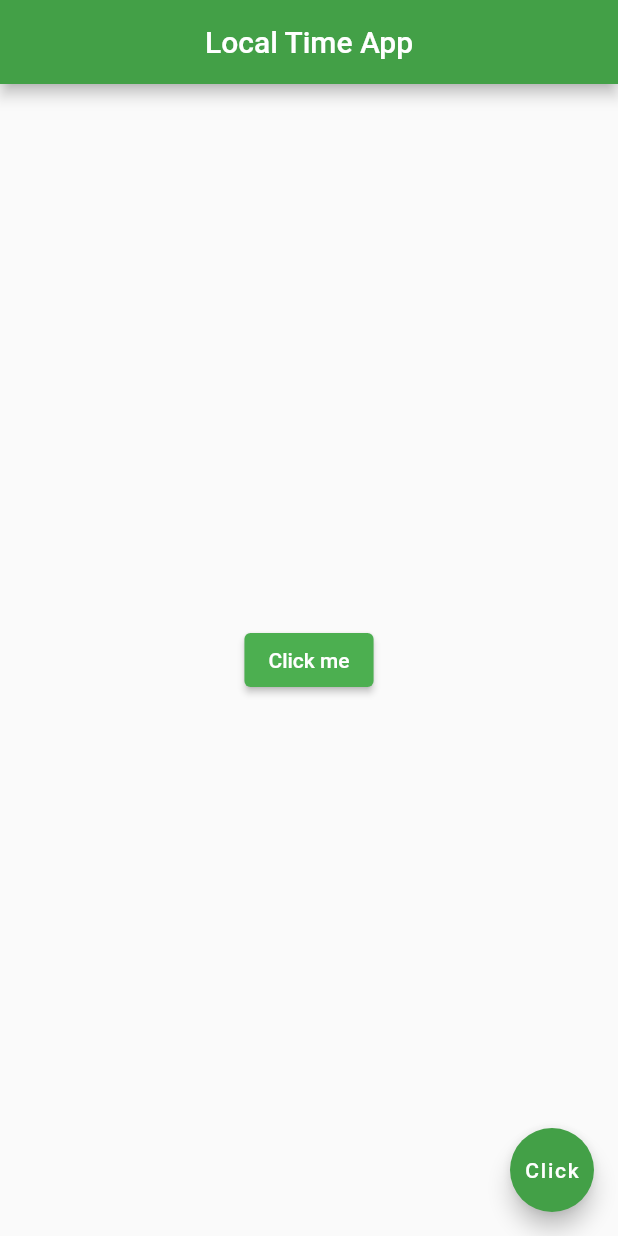
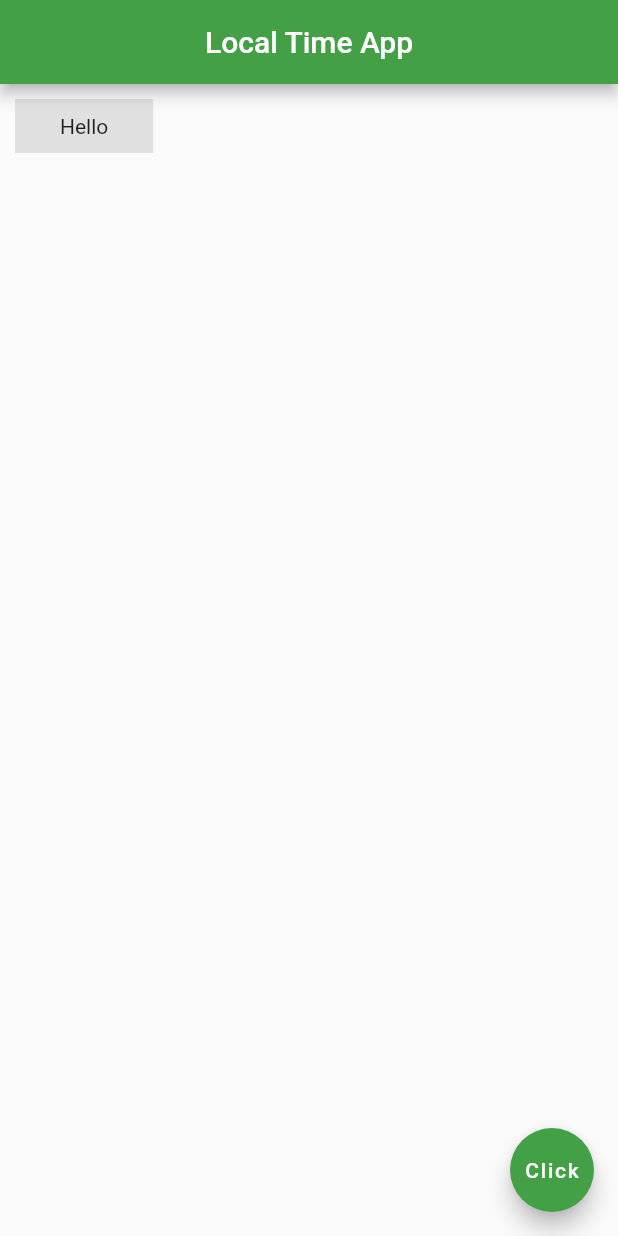
Before and after one commit to martin-ngigi/Local_Time, a Flutter app: the screen it shows after launch, on a phone screen of 412 x 824 dp. Run offline on Flutter 3.47's test engine with Material 2 defaults, Android fonts, the light colour scheme and no system bars.

Commit message:
Containers, Padding and Margin

```diff
--- a/lib/main.dart
+++ b/lib/main.dart
@@ -22,25 +22,22 @@ class Home extends StatelessWidget {
         backgroundColor: Colors.green[600],
         centerTitle: true,
       ),
-      body: Center(
-        /**
-        child: Icon(
-          Icons.airport_shuttle,
-          color: Colors.green[700],
-          size: 70.0,
-        ),
-         **/
-        child: ElevatedButton( //or TextButton, OutlinedButton
-          style: ElevatedButton.styleFrom(
-            primary: Colors.green, // background
-            onPrimary: Colors.white, // foreground
-          ),
-          onPressed: () { print("You clicked me"); },
-          child: Text('Click me'),
-          // child: Icon(Icons.mail),
-          )
 
+      /**
+      body: Padding(
+        padding: EdgeInsets.symmetric(vertical: 10, horizontal: 30),
+        child: Text("Hello"),
       ),
+       **/
+
+      body: Container(
+        padding: EdgeInsets.symmetric(vertical: 10, horizontal: 30),
+        margin: EdgeInsets.all(10.0),
+        color: Colors.grey[300],
+        child: Text("Hello"),
+      ),
+
+
       floatingActionButton: FloatingActionButton(
         onPressed: () {  },
         child: Text("Click"),
```
